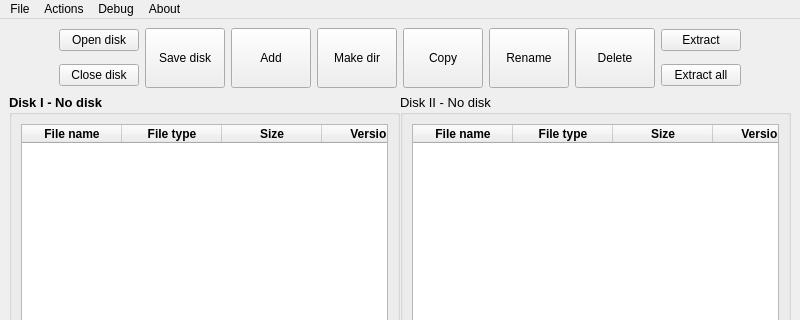
Above: dialogs/mainwindow.ui from Bs0Dd/GRiDISKCOM before the change; both pictures show x 0 to 800 and y 0 to 320 of the 800 by 600 pixel window. Below: the same form after it.
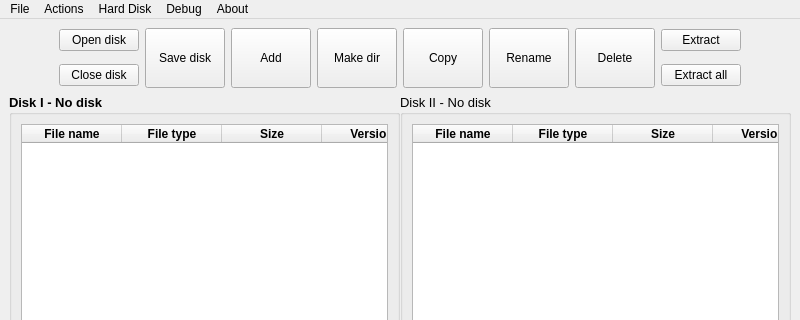
That is the form after the change. Icons and pictures are not drawn.

The edit to the form file:
```diff
--- a/dialogs/mainwindow.ui
+++ b/dialogs/mainwindow.ui
@@ -520,8 +520,17 @@
     </property>
     <addaction name="actionDebtrace"/>
    </widget>
+   <widget class="QMenu" name="menuHard_disk">
+    <property name="title">
+     <string>Hard Disk</string>
+    </property>
+    <addaction name="actionAno_part"/>
+    <addaction name="actionAct_part"/>
+    <addaction name="actionSep_save"/>
+   </widget>
    <addaction name="menuFile"/>
    <addaction name="menuSettings"/>
+   <addaction name="menuHard_disk"/>
    <addaction name="menuDebug"/>
    <addaction name="menuHelp"/>
   </widget>
```
Left out of the diff: 26 changed lines with no effect on the pictures.
